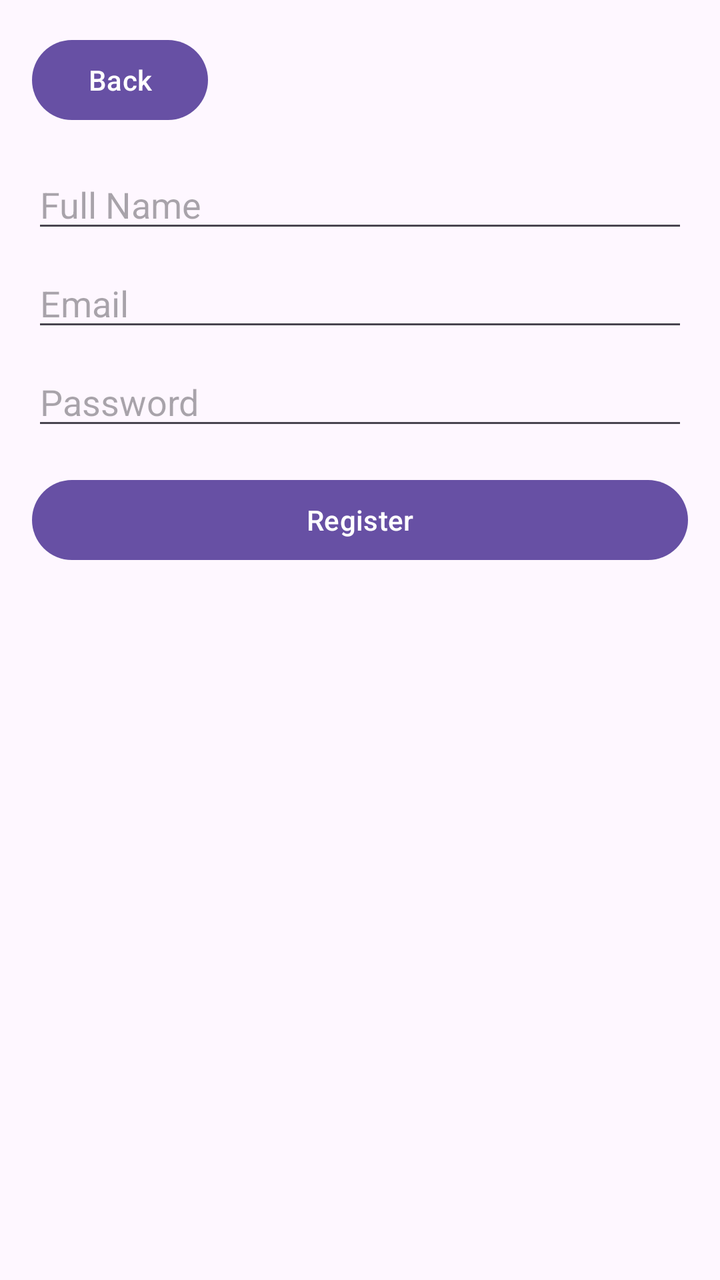
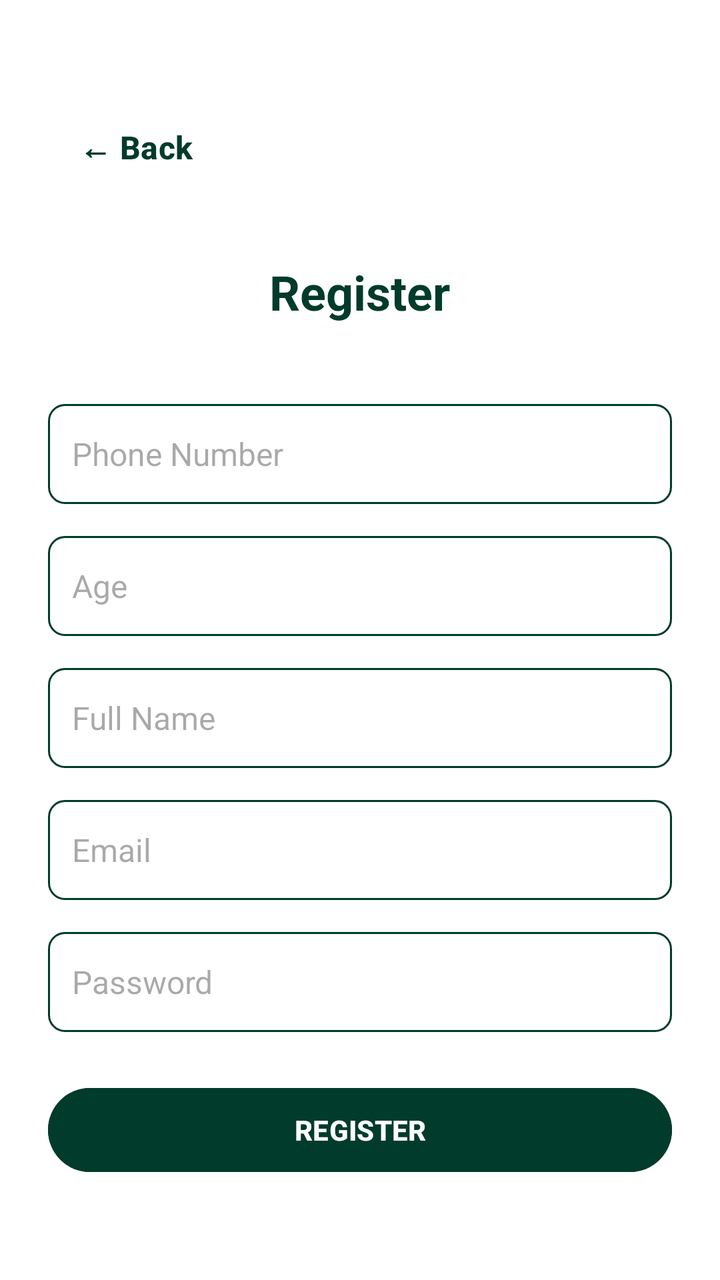

Before-and-after screenshots of an Android layout around one commit, followed by the original layout XML and the change that was made.
<!-- AndroidManifest.xml: application theme Theme.FurnitureStore -->
<!-- res/layout/activity_register.xml -->
<?xml version="1.0" encoding="utf-8"?>
<LinearLayout
    xmlns:android="http://schemas.android.com/apk/res/android"
    android:layout_width="match_parent"
    android:layout_height="match_parent"
    android:padding="16dp"
    android:orientation="vertical">

    
    <Button
        android:id="@+id/buttonGoBack"
        android:layout_width="wrap_content"
        android:layout_height="wrap_content"
        android:text="Back" />

    <EditText
        android:id="@+id/editTextName"
        android:layout_width="match_parent"
        android:layout_height="wrap_content"
        android:hint="Full Name"
        android:layout_marginTop="16dp" />

    <EditText
        android:id="@+id/editTextEmail"
        android:layout_width="match_parent"
        android:layout_height="wrap_content"
        android:hint="Email"
        android:inputType="textEmailAddress"
        android:layout_marginTop="8dp" />

    <EditText
        android:id="@+id/editTextPassword"
        android:layout_width="match_parent"
        android:layout_height="wrap_content"
        android:hint="Password"
        android:inputType="textPassword"
        android:layout_marginTop="8dp" />

    <Button
        android:id="@+id/buttonRegister"
        android:layout_width="match_parent"
        android:layout_height="wrap_content"
        android:text="Register"
        android:layout_marginTop="16dp" />
</LinearLayout>
<!-- resources referenced by this layout -->
<resources>
  <style name="Theme.FurnitureStore" parent="Base.Theme.FurnitureStore" />
  <style name="Base.Theme.FurnitureStore" parent="Theme.Material3.DayNight.NoActionBar">
          
          
      </style>
</resources>

<!-- the commit's change to res/layout/activity_register.xml (unified diff, before → after) -->
@@ -1,45 +1,112 @@
 <?xml version="1.0" encoding="utf-8"?>
-<LinearLayout
-    xmlns:android="http://schemas.android.com/apk/res/android"
+<ScrollView xmlns:android="http://schemas.android.com/apk/res/android"
     android:layout_width="match_parent"
     android:layout_height="match_parent"
-    android:padding="16dp"
-    android:orientation="vertical">
+    android:background="@color/white"
+    android:fillViewport="true">
 
-    
-    <Button
-        android:id="@+id/buttonGoBack"
-        android:layout_width="wrap_content"
-        android:layout_height="wrap_content"
-        android:text="Back" />
+    <LinearLayout
+        android:layout_width="match_parent"
+        android:layout_height="match_parent"
+        android:orientation="vertical"
+        android:padding="24dp"
+        android:gravity="center">
 
-    <EditText
-        android:id="@+id/editTextName"
-        android:layout_width="match_parent"
-        android:layout_height="wrap_content"
-        android:hint="Full Name"
-        android:layout_marginTop="16dp" />
+        
+        <Button
+            android:id="@+id/buttonGoBack"
+            android:layout_width="wrap_content"
+            android:layout_height="wrap_content"
+            android:text="← Back"
+            android:background="@android:color/transparent"
+            android:textColor="#003B2B"
+            android:textSize="16sp"
+            android:layout_gravity="start"
+            android:padding="8dp"
+            android:textStyle="bold" />
 
-    <EditText
-        android:id="@+id/editTextEmail"
-        android:layout_width="match_parent"
-        android:layout_height="wrap_content"
-        android:hint="Email"
-        android:inputType="textEmailAddress"
-        android:layout_marginTop="8dp" />
+        
+        <TextView
+            android:id="@+id/textViewHeader"
+            android:layout_width="wrap_content"
+            android:layout_height="wrap_content"
+            android:text="Register"
+            android:textSize="24sp"
+            android:textStyle="bold"
+            android:textColor="#003B2B"
+            android:layout_marginTop="32dp"
+            android:layout_marginBottom="24dp" />
 
-    <EditText
-        android:id="@+id/editTextPassword"
-        android:layout_width="match_parent"
-        android:layout_height="wrap_content"
-        android:hint="Password"
-        android:inputType="textPassword"
-        android:layout_marginTop="8dp" />
+        
+        <EditText
+            android:id="@+id/editTextPhone"
+            android:layout_width="match_parent"
+            android:layout_height="50dp"
+            android:background="@drawable/edit_text_background"
+            android:hint="Phone Number"
+            android:inputType="phone"
+            android:padding="12dp"
+            android:textSize="16sp"
+            android:layout_marginTop="16dp" />
 
-    <Button
-        android:id="@+id/buttonRegister"
-        android:layout_width="match_parent"
-        android:layout_height="wrap_content"
-        android:text="Register"
-        android:layout_marginTop="16dp" />
-</LinearLayout>
+        
+        <EditText
+            android:id="@+id/editTextAge"
+            android:layout_width="match_parent"
+            android:layout_height="50dp"
+            android:background="@drawable/edit_text_background"
+            android:hint="Age"
+            android:inputType="number"
+            android:padding="12dp"
+            android:textSize="16sp"
+            android:layout_marginTop="16dp" />
+
+        
+        <EditText
+            android:id="@+id/editTextName"
+            android:layout_width="match_parent"
+            android:layout_height="50dp"
+            android:background="@drawable/edit_text_background"
+            android:hint="Full Name"
+            android:padding="12dp"
+            android:textSize="16sp"
+            android:layout_marginTop="16dp" />
+
+        
+        <EditText
+            android:id="@+id/editTextEmail"
+            android:layout_width="match_parent"
+            android:layout_height="50dp"
+            android:background="@drawable/edit_text_background"
+            android:hint="Email"
+            android:inputType="textEmailAddress"
+            android:padding="12dp"
+            android:textSize="16sp"
+            android:layout_marginTop="16dp" />
+
+        
+        <EditText
+            android:id="@+id/editTextPassword"
+            android:layout_width="match_parent"
+            android:layout_height="50dp"
+            android:background="@drawable/edit_text_background"
+            android:hint="Password"
+            android:inputType="textPassword"
+            android:padding="12dp"
+            android:textSize="16sp"
+            android:layout_marginTop="16dp" />
+
+        
+        <Button
+            android:id="@+id/buttonRegister"
+            android:layout_width="match_parent"
+            android:layout_height="50dp"
+            android:text="REGISTER"
+            android:textAllCaps="true"
+            android:textColor="@android:color/white"
+            android:backgroundTint="#003B2B"
+            android:textStyle="bold"
+            android:layout_marginTop="24dp" />
+
+    </LinearLayout>
+</ScrollView>
<!-- resource entries referenced after the edit -->
@@ -1,5 +1,25 @@
 <!-- resources referenced by this layout -->
 <resources>
+  <color name="white">#FFFFFFFF</color>
+  <!-- drawable edit_text_background (drawable) -->
+  <?xml version="1.0" encoding="utf-8"?>
+  <shape xmlns:android="http://schemas.android.com/apk/res/android"
+      android:shape="rectangle">
+  
+      <solid android:color="#FFFFFF" /> 
+  
+      <stroke
+          android:width="1dp"
+          android:color="#003B2B" /> 
+  
+      <corners android:radius="8dp" /> 
+  
+      <padding
+          android:left="8dp"
+          android:top="8dp"
+          android:right="8dp"
+          android:bottom="8dp" />
+  </shape>
   <style name="Theme.FurnitureStore" parent="Base.Theme.FurnitureStore" />
   <style name="Base.Theme.FurnitureStore" parent="Theme.Material3.DayNight.NoActionBar">
           
